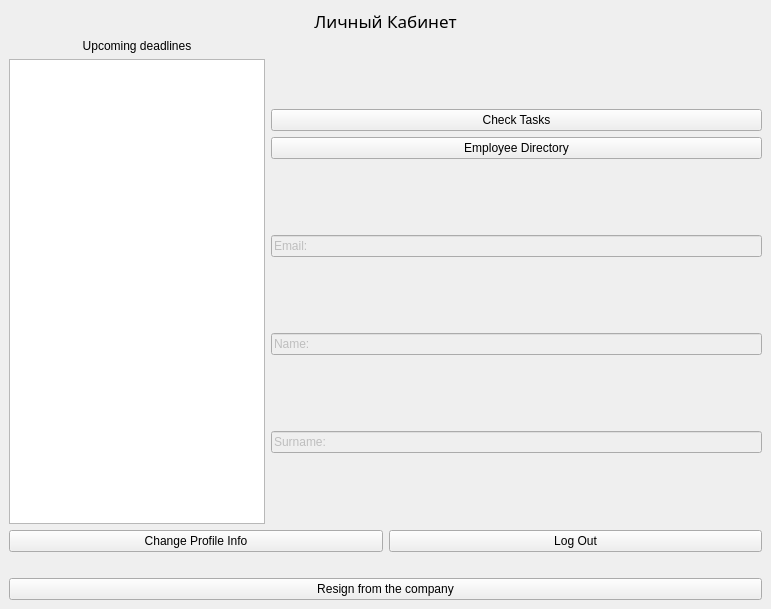
First picture: the form in UsersWindows/EmployeeWindow/employeewindow.ui, repository splitmindq/task-management, before the edit.
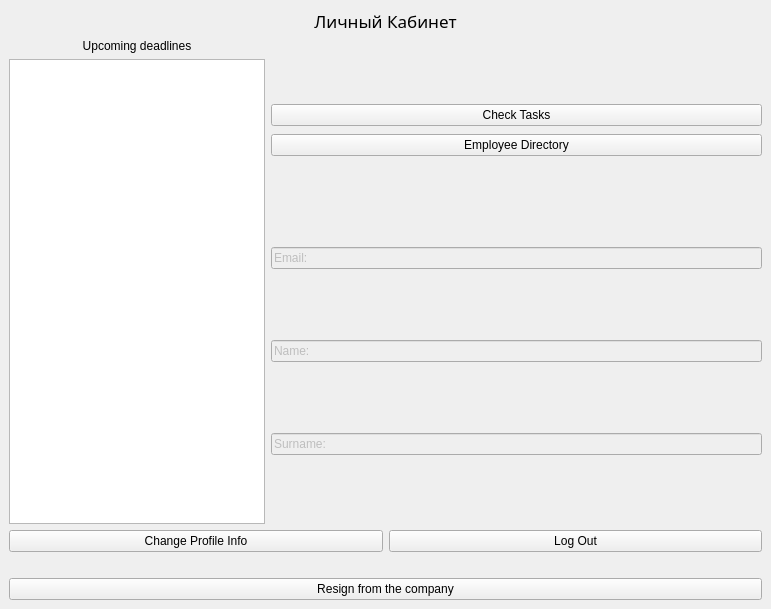
Second picture: the form after the edit.

Patch:
```diff
--- a/UsersWindows/EmployeeWindow/employeewindow.ui
+++ b/UsersWindows/EmployeeWindow/employeewindow.ui
@@ -73,7 +73,49 @@
         </property>
         <item>
          <layout class="QGridLayout" name="gridLayout_4">
-          <item row="0" column="0">
+          <item row="2" column="0">
+           <layout class="QVBoxLayout" name="verticalLayout_3">
+            <item>
+             <spacer name="verticalSpacer">
+              <property name="orientation">
+               <enum>Qt::Orientation::Vertical</enum>
+              </property>
+              <property name="sizeType">
+               <enum>QSizePolicy::Policy::Fixed</enum>
+              </property>
+              <property name="sizeHint" stdset="0">
+               <size>
+                <width>20</width>
+                <height>2</height>
+               </size>
+              </property>
+             </spacer>
+            </item>
+            <item>
+             <widget class="QPushButton" name="employeeDirectoryBttn">
+              <property name="text">
+               <string>Employee Directory</string>
+              </property>
+             </widget>
+            </item>
+            <item>
+             <widget class="QLabel" name="label_3">
+              <property name="sizePolicy">
+               <sizepolicy hsizetype="Preferred" vsizetype="Fixed">
+                <horstretch>0</horstretch>
+                <verstretch>0</verstretch>
+               </sizepolicy>
+              </property>
+              <property name="text">
+               <string/>
+              </property>
+             </widget>
+            </item>
+           </layout>
+          </item>
+          <item row="1" column="0">
+           <layout class="QVBoxLayout" name="verticalLayout_4">
+            <item>
            <widget class="QPushButton" name="checkTaskButton">
             <property name="styleSheet">
              <string notr="true"/>
@@ -83,12 +125,7 @@
             </property>
            </widget>
           </item>
-          <item row="1" column="0">
-           <widget class="QPushButton" name="docDownloadButton_4">
-            <property name="text">
-             <string>Employee Directory</string>
-            </property>
-           </widget>
+           </layout>
           </item>
          </layout>
         </item>
```
Lines whose indentation alone changed are shown as unchanged.
